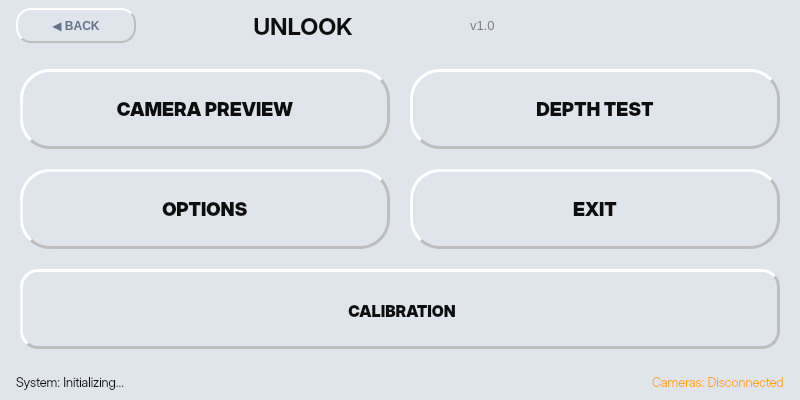
Before: the Qt Designer form src/gui/ui/main_window.ui in SupernovaIndustries/unlook-standalone, drawn with Qt 5.
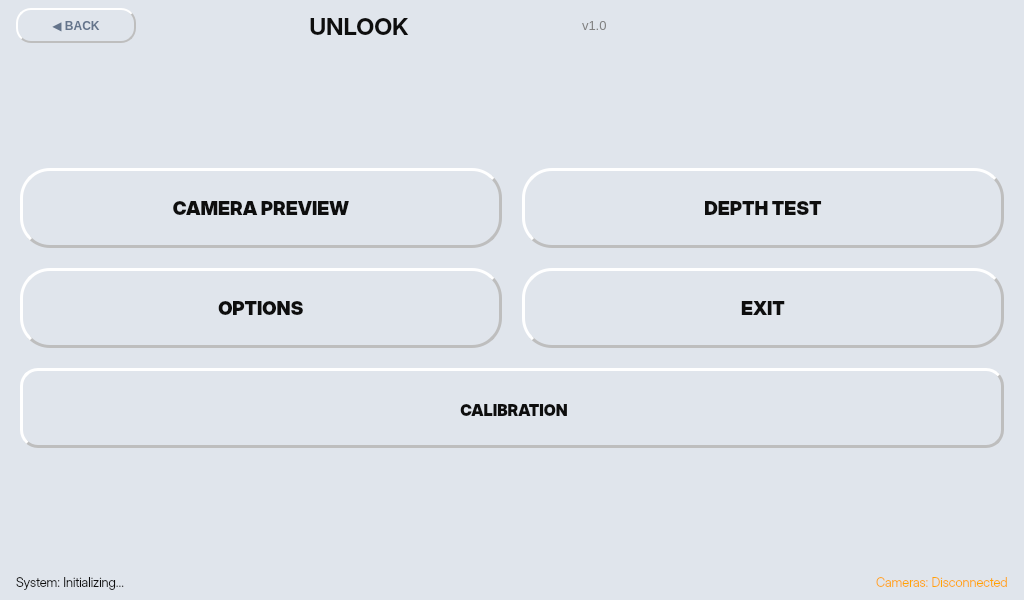
After: the same form once the commit is applied.

What changed in the file:
```diff
--- a/src/gui/ui/main_window.ui
+++ b/src/gui/ui/main_window.ui
@@ -6,8 +6,8 @@
    <rect>
     <x>0</x>
     <y>0</y>
-    <width>800</width>
-    <height>400</height>
+    <width>1024</width>
+    <height>600</height>
    </rect>
   </property>
   <property name="font">
```
